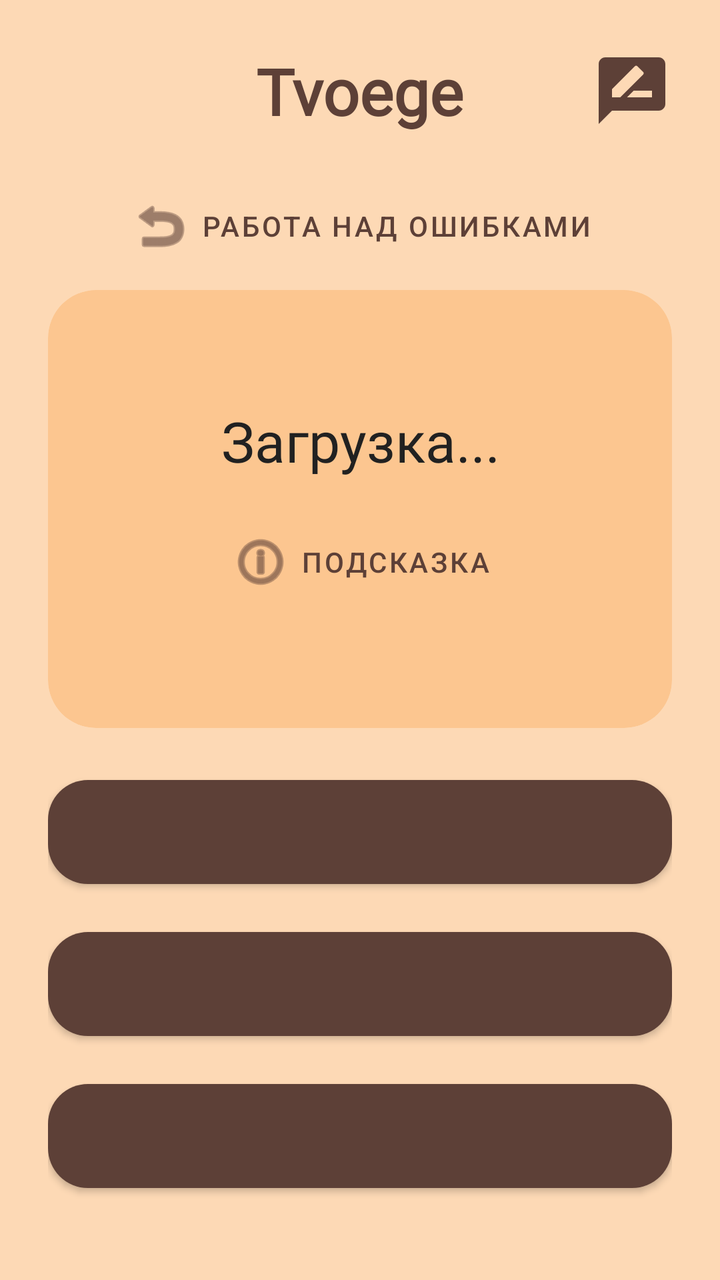
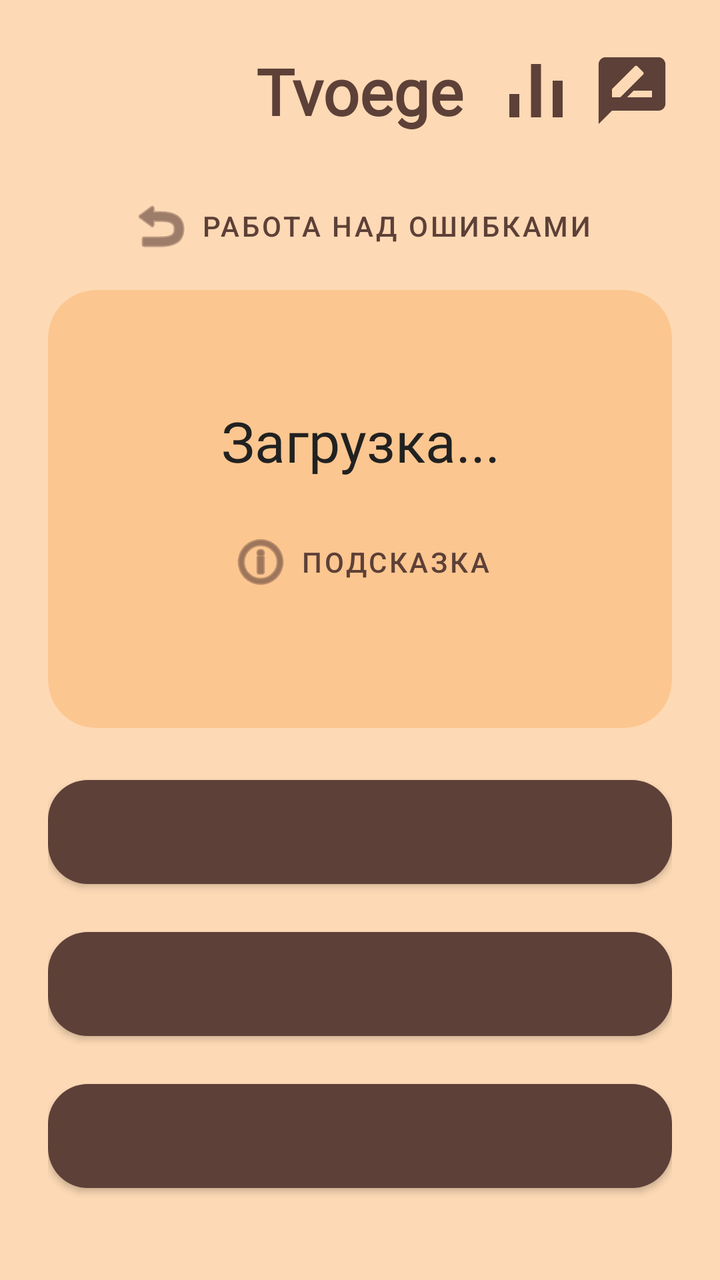

Compare the two renders of this Android layout. The source of the first and the diff that turns it into the second are given below.
<!-- AndroidManifest.xml: application theme Theme.Tvoege_Java -->
<!-- res/layout/activity_universal_task.xml -->
<?xml version="1.0" encoding="utf-8"?>
<LinearLayout xmlns:android="http://schemas.android.com/apk/res/android"
    xmlns:app="http://schemas.android.com/apk/res-auto"
    android:layout_width="match_parent"
    android:layout_height="match_parent"
    android:background="@color/background_col"
    android:gravity="center_horizontal"
    android:orientation="vertical"
    android:padding="24dp">

    <RelativeLayout
        android:layout_width="match_parent"
        android:layout_height="wrap_content"
        android:layout_marginBottom="10dp">

        <TextView
            android:id="@+id/tvLogo"
            android:layout_width="wrap_content"
            android:layout_height="wrap_content"
            android:layout_centerInParent="true"
            android:fontFamily="@font/roboto_medium"
            android:text="Tvoege"
            android:textColor="@color/active_back"
            android:textSize="32sp"
            android:textStyle="bold" />

        <ImageButton
            android:id="@+id/btnFeedback"
            android:layout_width="40dp"
            android:layout_height="40dp"
            android:layout_alignParentEnd="true"
            android:layout_centerVertical="true"
            android:background="?attr/selectableItemBackgroundBorderless"
            android:contentDescription="Оценить приложение"
            android:scaleType="fitCenter"
            android:src="@drawable/ic_feedback"
            app:tint="@color/active_back" />
    </RelativeLayout>

    <LinearLayout
        android:id="@+id/taskButtonsContainer"
        android:layout_width="match_parent"
        android:layout_height="wrap_content"
        android:layout_marginBottom="10dp"
        android:orientation="horizontal" />

    <com.google.android.material.button.MaterialButton
        android:id="@+id/btnMistakes"
        style="@style/Widget.MaterialComponents.Button.TextButton"
        android:layout_width="wrap_content"
        android:layout_height="wrap_content"
        android:layout_marginBottom="6dp"
        android:text="РАБОТА НАД ОШИБКАМИ"
        android:textColor="@color/unActive_text"
        app:icon="@android:drawable/ic_menu_revert"
        app:iconTint="@color/unActive_text" />

    <androidx.cardview.widget.CardView
        android:layout_width="match_parent"
        android:layout_height="0dp"
        android:layout_weight="1"
        app:cardBackgroundColor="@color/task_background"
        app:cardCornerRadius="24dp"
        app:cardElevation="0dp">

        <LinearLayout
            android:layout_width="match_parent"
            android:layout_height="match_parent"
            android:gravity="center"
            android:orientation="vertical"
            android:padding="10dp">

            <TextView
                android:id="@+id/tvQuestion"
                android:layout_width="wrap_content"
                android:layout_height="wrap_content"
                android:layout_marginBottom="16dp"
                android:fontFamily="@font/nunito_semibold"
                android:gravity="center"
                android:text="Загрузка..."
                android:textColor="@color/main_text"
                android:textSize="28sp" />

            <com.google.android.material.button.MaterialButton
                android:id="@+id/btnRule"
                style="@style/Widget.MaterialComponents.Button.TextButton"
                android:layout_width="wrap_content"
                android:layout_height="wrap_content"
                android:text="ПОДСКАЗКА"
                android:textColor="@color/unActive_text"
                app:icon="@android:drawable/ic_menu_info_details"
                app:iconTint="@color/unActive_text" />
        </LinearLayout>
    </androidx.cardview.widget.CardView>

    <Space
        android:layout_width="match_parent"
        android:layout_height="20dp" />

    <com.google.android.material.button.MaterialButton
        android:id="@+id/btnAnswer1"
        android:layout_width="match_parent"
        android:layout_height="64dp"
        android:layout_marginBottom="12dp"
        android:fontFamily="@font/nunito_bold"
        android:textAllCaps="false"
        android:textColor="@color/active_text"
        android:textSize="18sp"
        app:backgroundTint="@color/active_back"
        app:cornerRadius="20dp" />
    <com.google.android.material.button.MaterialButton
        android:id="@+id/btnAnswer2"
        android:layout_width="match_parent"
        android:layout_height="64dp"
        android:layout_marginBottom="12dp"
        android:fontFamily="@font/nunito_bold"
        android:textAllCaps="false"
        android:textColor="@color/active_text"
        android:textSize="18sp"
        app:backgroundTint="@color/active_back"
        app:cornerRadius="20dp" />

    <com.google.android.material.button.MaterialButton
        android:id="@+id/btnAnswer3"
        android:layout_width="match_parent"
        android:layout_height="64dp"
        android:layout_marginBottom="16dp"
        android:fontFamily="@font/nunito_bold"
        android:textAllCaps="false"
        android:textColor="@color/active_text"
        android:textSize="18sp"
        app:backgroundTint="@color/active_back"
        app:cornerRadius="20dp" />

</LinearLayout>
<!-- resources referenced by this layout -->
<resources>
  <color name="active_back">#5D4037</color>
  <color name="active_text">#FFFFFF</color>
  <color name="background_col">#FDD9B5</color>
  <color name="main_text">#212121</color>
  <color name="task_background">#fcc690</color>
  <color name="unActive_text">#5D4037</color>
  <!-- drawable ic_feedback (drawable) -->
  <vector xmlns:android="http://schemas.android.com/apk/res/android" android:height="24dp" android:tint="#000000" android:viewportHeight="24" android:viewportWidth="24" android:width="24dp">
        
      <path android:fillColor="@android:color/white" android:pathData="M20,2L4,2c-1.1,0 -1.99,0.9 -1.99,2L2,22l4,-4h14c1.1,0 2,-0.9 2,-2L22,4c0,-1.1 -0.9,-2 -2,-2zM6,14v-2.47l6.88,-6.88c0.2,-0.2 0.51,-0.2 0.71,0l1.77,1.77c0.2,0.2 0.2,0.51 0,0.71L8.47,14L6,14zM18,14h-7.5l2,-2L18,12v2z"/>
      
  </vector>
  <style name="Theme.Tvoege_Java" parent="Theme.MaterialComponents.Light.NoActionBar">
          <item name="android:statusBarColor">@android:color/transparent</item>
  
          <item name="android:windowLightStatusBar">true</item>
      </style>
</resources>

<!-- the commit's change to res/layout/activity_universal_task.xml (unified diff, before → after) -->
@@ -25,6 +25,19 @@
             android:textStyle="bold" />
 
         <ImageButton
+            android:id="@+id/btnStats"
+            android:layout_width="40dp"
+            android:layout_height="40dp"
+            android:layout_centerVertical="true"
+            android:layout_marginEnd="8dp"
+            android:layout_toStartOf="@id/btnFeedback"
+            android:background="?attr/selectableItemBackgroundBorderless"
+            android:contentDescription="Статистика"
+            android:scaleType="fitCenter"
+            android:src="@drawable/ic_stats"
+            app:tint="@color/active_back" />
+
+        <ImageButton
             android:id="@+id/btnFeedback"
             android:layout_width="40dp"
             android:layout_height="40dp"
@@ -43,6 +56,29 @@
         android:layout_height="wrap_content"
         android:layout_marginBottom="10dp"
         android:orientation="horizontal" />
+
+    <TextView
+        android:id="@+id/tvProgressSummary"
+        android:layout_width="match_parent"
+        android:layout_height="wrap_content"
+        android:layout_marginBottom="4dp"
+        android:fontFamily="@font/nunito_semibold"
+        android:gravity="center"
+        android:textColor="@color/unActive_text"
+        android:textSize="14sp"
+        android:visibility="gone" />
+
+    <ProgressBar
+        android:id="@+id/progressCurrentTask"
+        style="?android:attr/progressBarStyleHorizontal"
+        android:layout_width="match_parent"
+        android:layout_height="6dp"
+        android:layout_marginBottom="6dp"
+        android:max="100"
+        android:progress="0"
+        android:progressBackgroundTint="@color/unActive_back"
+        android:progressTint="@color/active_back"
+        android:visibility="gone" />
 
     <com.google.android.material.button.MaterialButton
         android:id="@+id/btnMistakes"
<!-- resource entries referenced after the edit -->
@@ -5,12 +5,24 @@
   <color name="background_col">#FDD9B5</color>
   <color name="main_text">#212121</color>
   <color name="task_background">#fcc690</color>
+  <color name="unActive_back">#E7D1B8</color>
   <color name="unActive_text">#5D4037</color>
   <!-- drawable ic_feedback (drawable) -->
   <vector xmlns:android="http://schemas.android.com/apk/res/android" android:height="24dp" android:tint="#000000" android:viewportHeight="24" android:viewportWidth="24" android:width="24dp">
         
       <path android:fillColor="@android:color/white" android:pathData="M20,2L4,2c-1.1,0 -1.99,0.9 -1.99,2L2,22l4,-4h14c1.1,0 2,-0.9 2,-2L22,4c0,-1.1 -0.9,-2 -2,-2zM6,14v-2.47l6.88,-6.88c0.2,-0.2 0.51,-0.2 0.71,0l1.77,1.77c0.2,0.2 0.2,0.51 0,0.71L8.47,14L6,14zM18,14h-7.5l2,-2L18,12v2z"/>
       
+  </vector>
+  <!-- drawable ic_stats (drawable) -->
+  <vector xmlns:android="http://schemas.android.com/apk/res/android"
+      android:width="24dp"
+      android:height="24dp"
+      android:tint="#000000"
+      android:viewportWidth="24"
+      android:viewportHeight="24">
+      <path
+          android:fillColor="@android:color/white"
+          android:pathData="M4,13h3v7H4v-7zM10.5,4h3v16h-3V4zM17,9h3v11h-3V9z" />
   </vector>
   <style name="Theme.Tvoege_Java" parent="Theme.MaterialComponents.Light.NoActionBar">
           <item name="android:statusBarColor">@android:color/transparent</item>
